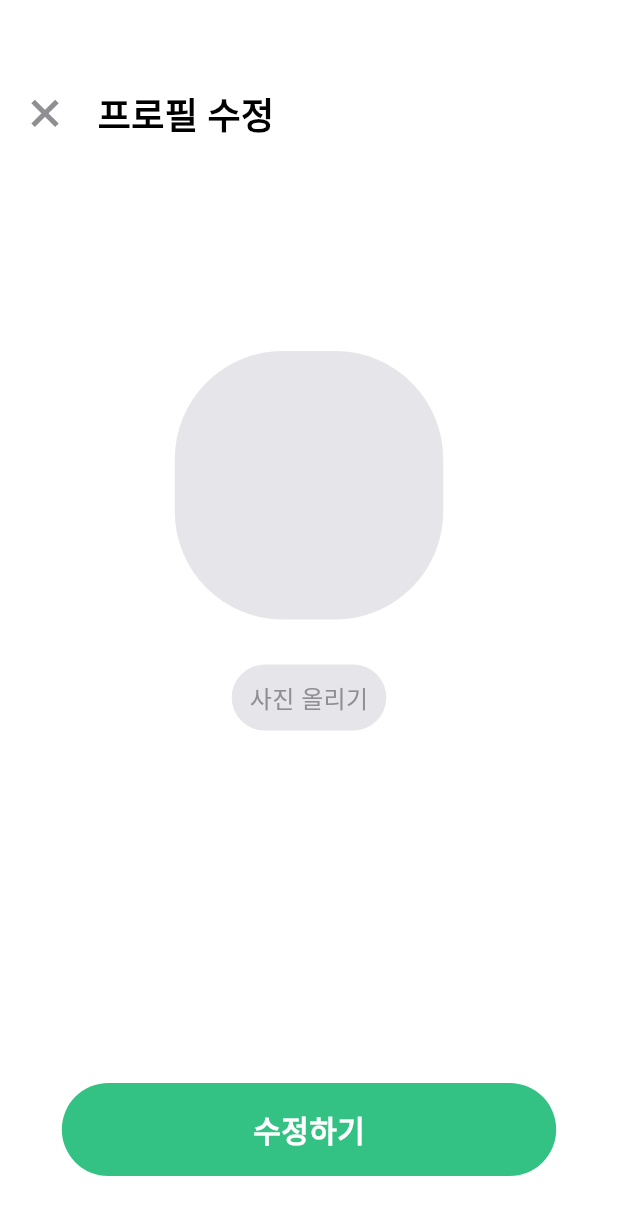
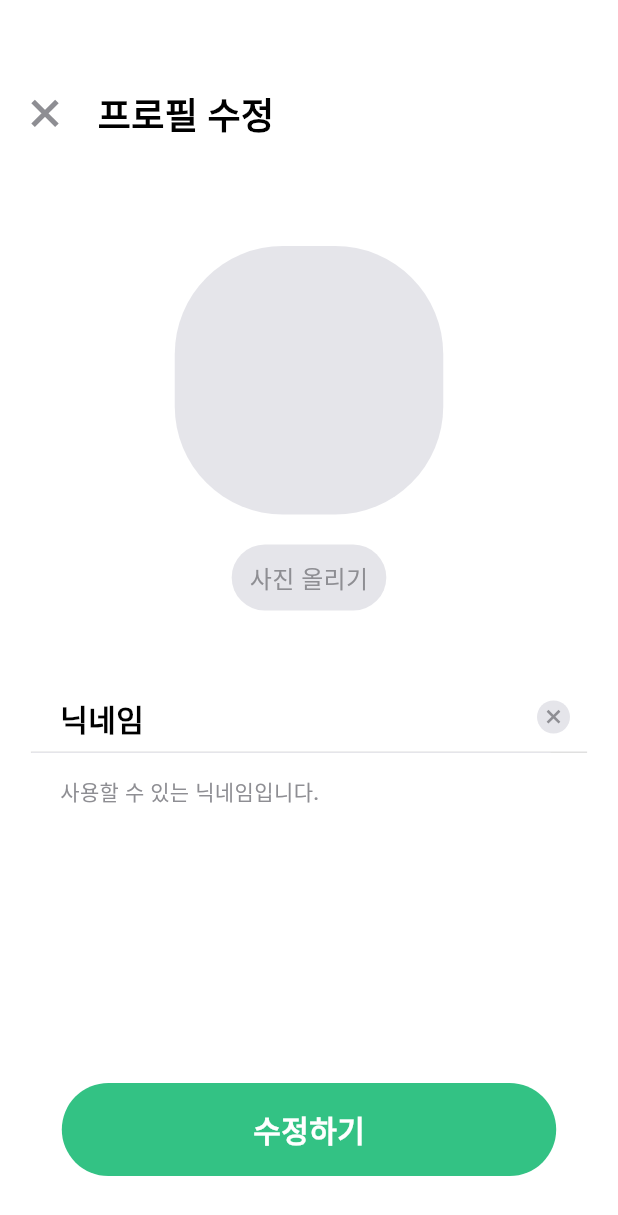
Before and after one commit to hyg0527/haven, a Flutter app: the EditProfile screen opened directly with empty values, on a phone screen of 412 x 824 dp. Shown: the top 1215 px of the screen. Run offline on Flutter 3.47's test engine with Material 3 defaults, Android fonts, the phone set to English and light mode, and no system bars; our stand-ins replace auto_size_text, camera, flutter_svg, fluttertoast, image_picker; Roboto replaces fonts that are missing (Pretendard).

Commit message:
프로필 수정 화면 UI 제거된 부분 재추가

```diff
--- a/lib/edit_profile.dart
+++ b/lib/edit_profile.dart
@@ -71,7 +71,7 @@ class _EditProfileState extends State<EditProfile> {
                 ],
               ),
             ),
-            const SizedBox(height: 140),
+            const SizedBox(height: 70),
             Container(
               width: 179,
               height: 179,
@@ -92,7 +92,7 @@ class _EditProfileState extends State<EditProfile> {
                     )
                   : null,
             ),
-            const SizedBox(height: 30),
+            const SizedBox(height: 20),
             GestureDetector(
               onTap: _pickImage,
               child: Container(
@@ -123,7 +123,98 @@ class _EditProfileState extends State<EditProfile> {
                 ),
               ),
             ),
-
+            const SizedBox(height: 50),
+              Row(
+                mainAxisAlignment: MainAxisAlignment.spaceBetween,
+                children: [
+                  const Padding(
+                    padding: EdgeInsets.only(left: 40),
+                    child: Text(
+                      '닉네임',
+                      style: TextStyle(
+                        color: Colors.black,
+                        fontSize: 20,
+                        fontFamily: 'Pretendard',
+                        fontWeight: FontWeight.w600,
+                        height: 0,
+                      ),
+                    ),
+                  ),
+                  Padding(
+                    padding: const EdgeInsets.only(right: 20),
+                    child: Container(
+                      width: 44,
+                      height: 44,
+                      clipBehavior: Clip.antiAlias,
+                      decoration: const BoxDecoration(),
+                      child: Stack(
+                        children: [
+                          Positioned(
+                            left: 10,
+                            top: 10,
+                            child: Container(
+                              width: 22,
+                              height: 22,
+                              clipBehavior: Clip.antiAlias,
+                              decoration: ShapeDecoration(
+                                color: const Color(0xFFE5E5EA),
+                                shape: RoundedRectangleBorder(
+                                  borderRadius: BorderRadius.circular(24),
+                                ),
+                              ),
+                              child: Center(  // Center 위젯을 사용하여 SVG 크기 조절
+                                child: SizedBox(
+                                  width: 10,  // SVG의 너비를 지정
+                                  height: 10,  // SVG의 높이를 지정
+                                  child: SvgPicture.asset(
+                                    'assets/images/close_button.svg',
+                                  ),
+                                ),
+                              ),
+                            ),
+                          ),
+                        ],
+                      ),
+                    ),
+                  ),
+                ],
+              ),
+              Column(
+                mainAxisSize: MainAxisSize.min,
+                mainAxisAlignment: MainAxisAlignment.center,
+                crossAxisAlignment: CrossAxisAlignment.center,
+                children: [
+                  Container(
+                    width: MediaQuery.of(context).size.width * 0.9,
+                    height: 1.0,
+                    color: const Color.fromARGB(255, 224, 224, 224),
+                    child: Align(
+                      alignment: Alignment.centerLeft,
+                      child: SvgPicture.asset(
+                        'assets/images/divider.svg',
+                        fit: BoxFit.cover,
+                      ),
+                    ),
+                  ),
+                ],
+              ),
+              const SizedBox(height: 15),
+              const Row(
+                mainAxisAlignment: MainAxisAlignment.start,
+                children: [
+                  SizedBox(width: 40),
+                  Text(
+                    '사용할 수 있는 닉네임입니다.',
+                    style: TextStyle(
+                      color: Color(0xFF8E8E93),
+                      fontSize: 14,
+                      fontFamily: 'Pretendard',
+                      fontWeight: FontWeight.w500,
+                      height: 0,
+                    ),
+                  ),
+                ],
+              ),
             const Spacer(),
             GestureDetector(
               onTap: () {
```
